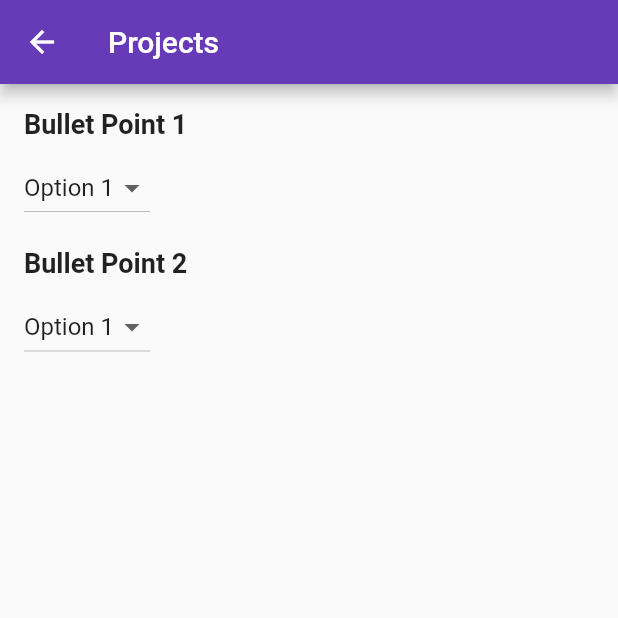
After one commit to Bidetti/smarthire, a Flutter app: the ProjectsPage screen opened directly, on a phone screen of 412 x 824 dp, the top half of it. The commit adds this screen. Run offline on Flutter 3.47's test engine with Material 2 defaults, Android fonts, the light colour scheme and no system bars; our stand-ins replace flutter_login; Roboto replaces fonts that are missing (NotoSans).

Commit message:
1st edit
1st edit --> só pra ir rabiscando

```diff
--- a/lib/main.dart
+++ b/lib/main.dart
@@ -28,7 +28,7 @@ class MyApp extends StatelessWidget {
             fontFamily: 'OpenSans',
             fontSize: 45.0,
             // fontWeight: FontWeight.w400,
-            color: Colors.orange,
+            color: Color.fromARGB(255, 55, 255, 0),
           ),
           labelLarge: const TextStyle(
             // OpenSans is similar to NotoSans but the uppercases look a bit better IMO
--- /dev/null
+++ b/lib/pages/dimi/projects.dart
@@ -0,0 +1,60 @@
+
+import 'package:flutter/material.dart';
+
+class ProjectsPage extends StatelessWidget {
+  @override
+  Widget build(BuildContext context) {
+    return Scaffold(
+      appBar: AppBar(
+        title: Text('Projects'),
+      ),
+      body: Padding(
+        padding: const EdgeInsets.all(16.0),
+        child: Column(
+          crossAxisAlignment: CrossAxisAlignment.start,
+          children: [
+            Text(
+              'Bullet Point 1',
+              style: TextStyle(
+                fontWeight: FontWeight.bold,
+                fontSize: 18.0,
+              ),
+            ),
+            SizedBox(height: 8.0),
+            DropdownButton<String>(
+              value: 'Option 1',
+              onChanged: (String? newValue) {},
+              items: <String>['Option 1', 'Option 2', 'Option 3', 'Option 4']
+                  .map<DropdownMenuItem<String>>((String value) {
+                return DropdownMenuItem<String>(
+                  value: value,
+                  child: Text(value),
+                );
+              }).toList(),
+            ),
+            SizedBox(height: 16.0),
+            Text(
+              'Bullet Point 2',
+              style: TextStyle(
+                fontWeight: FontWeight.bold,
+                fontSize: 18.0,
+              ),
+            ),
+            SizedBox(height: 8.0),
+            DropdownButton<String>(
+              value: 'Option 1',
+              onChanged: (String? newValue) {},
+              items: <String>['Option 1', 'Option 2', 'Option 3', 'Option 4']
+                  .map<DropdownMenuItem<String>>((String value) {
+                return DropdownMenuItem<String>(
+                  value: value,
+                  child: Text(value),
+                );
+              }).toList(),
+            ),
+          ],
+        ),
+      ),
+    );
+  }
+}
```
